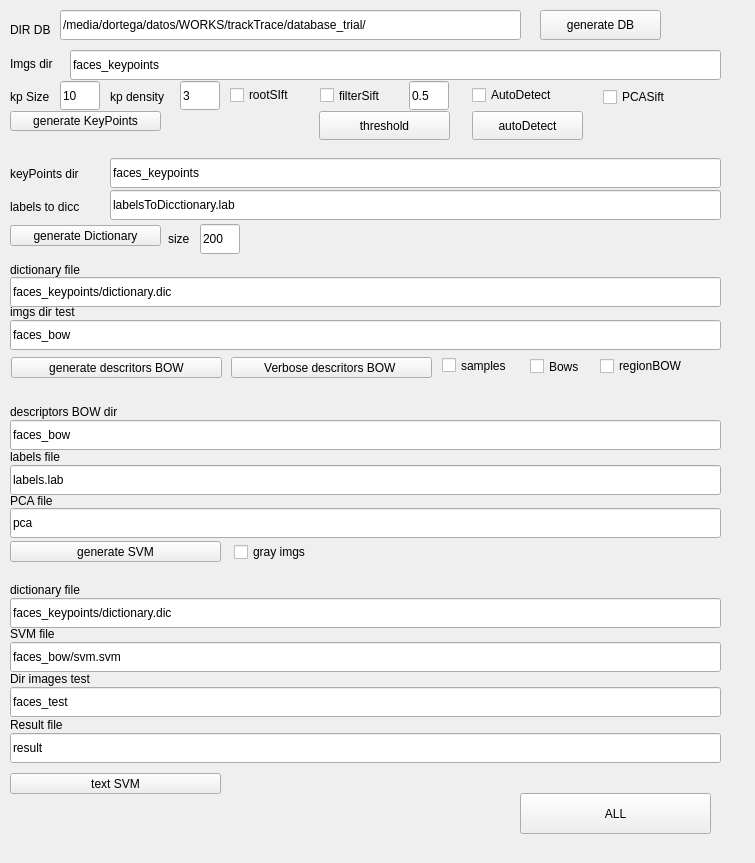
dortegad/trackTrace, file mwtracktrace.ui: the form before one commit.
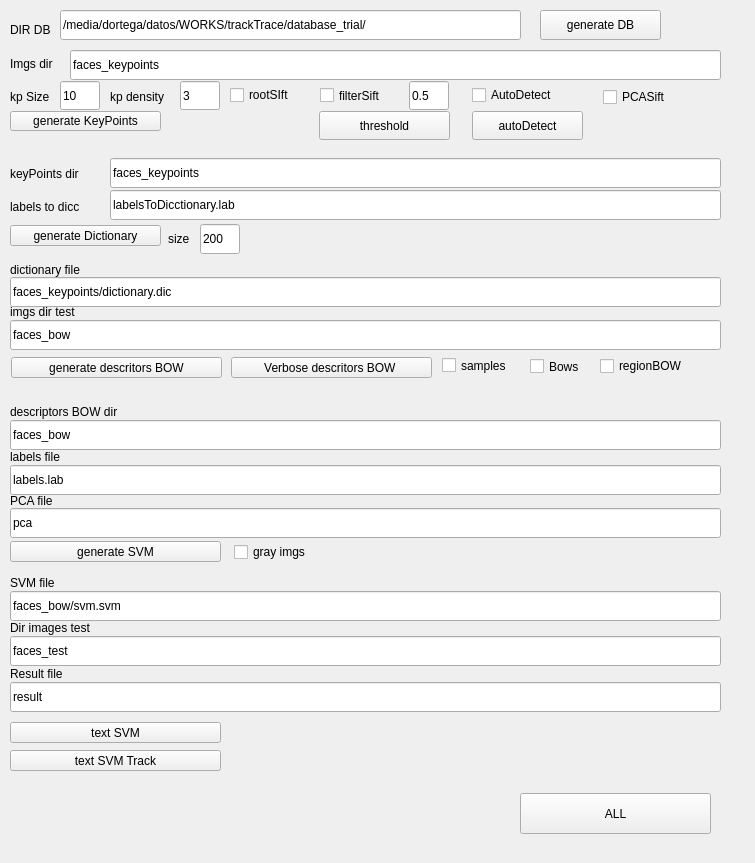
The form after the commit.

What changed in the file:
```diff
--- a/mwtracktrace.ui
+++ b/mwtracktrace.ui
@@ -294,7 +294,7 @@
     <property name="geometry">
      <rect>
       <x>10</x>
-      <y>687</y>
+      <y>636</y>
       <width>711</width>
       <height>30</height>
      </rect>
@@ -307,7 +307,7 @@
     <property name="geometry">
      <rect>
       <x>10</x>
-      <y>642</y>
+      <y>591</y>
       <width>711</width>
       <height>30</height>
      </rect>
@@ -320,7 +320,7 @@
     <property name="geometry">
      <rect>
       <x>10</x>
-      <y>669</y>
+      <y>618</y>
       <width>141</width>
       <height>20</height>
      </rect>
@@ -333,7 +333,7 @@
     <property name="geometry">
      <rect>
       <x>10</x>
-      <y>624</y>
+      <y>573</y>
       <width>141</width>
       <height>20</height>
      </rect>
@@ -346,7 +346,7 @@
     <property name="geometry">
      <rect>
       <x>10</x>
-      <y>773</y>
+      <y>722</y>
       <width>211</width>
       <height>21</height>
      </rect>
@@ -355,32 +355,6 @@
      <string>text SVM</string>
     </property>
    </widget>
-   <widget class="QLineEdit" name="lDiccionaryFile_2">
-    <property name="geometry">
-     <rect>
-      <x>10</x>
-      <y>598</y>
-      <width>711</width>
-      <height>30</height>
-     </rect>
-    </property>
-    <property name="text">
-     <string>faces_keypoints/dictionary.dic</string>
-    </property>
-   </widget>
-   <widget class="QLabel" name="label_7">
-    <property name="geometry">
-     <rect>
-      <x>10</x>
-      <y>580</y>
-      <width>111</width>
-      <height>20</height>
-     </rect>
-    </property>
-    <property name="text">
-     <string>dictionary file</string>
-    </property>
-   </widget>
    <widget class="QCheckBox" name="cBGenerateBowSamples">
     <property name="geometry">
      <rect>
@@ -443,7 +417,7 @@
     <property name="geometry">
      <rect>
       <x>10</x>
-      <y>715</y>
+      <y>664</y>
       <width>141</width>
       <height>20</height>
      </rect>
@@ -456,7 +430,7 @@
     <property name="geometry">
      <rect>
       <x>10</x>
-      <y>733</y>
+      <y>682</y>
       <width>711</width>
       <height>30</height>
      </rect>
@@ -704,6 +678,19 @@
      <string>labels to dicc</string>
     </property>
    </widget>
+   <widget class="QPushButton" name="pBTestSVMTrack">
+    <property name="geometry">
+     <rect>
+      <x>10</x>
+      <y>750</y>
+      <width>211</width>
+      <height>21</height>
+     </rect>
+    </property>
+    <property name="text">
+     <string>text SVM Track</string>
+    </property>
+   </widget>
   </widget>
   <widget class="QMenuBar" name="menuBar">
    <property name="geometry">
```
